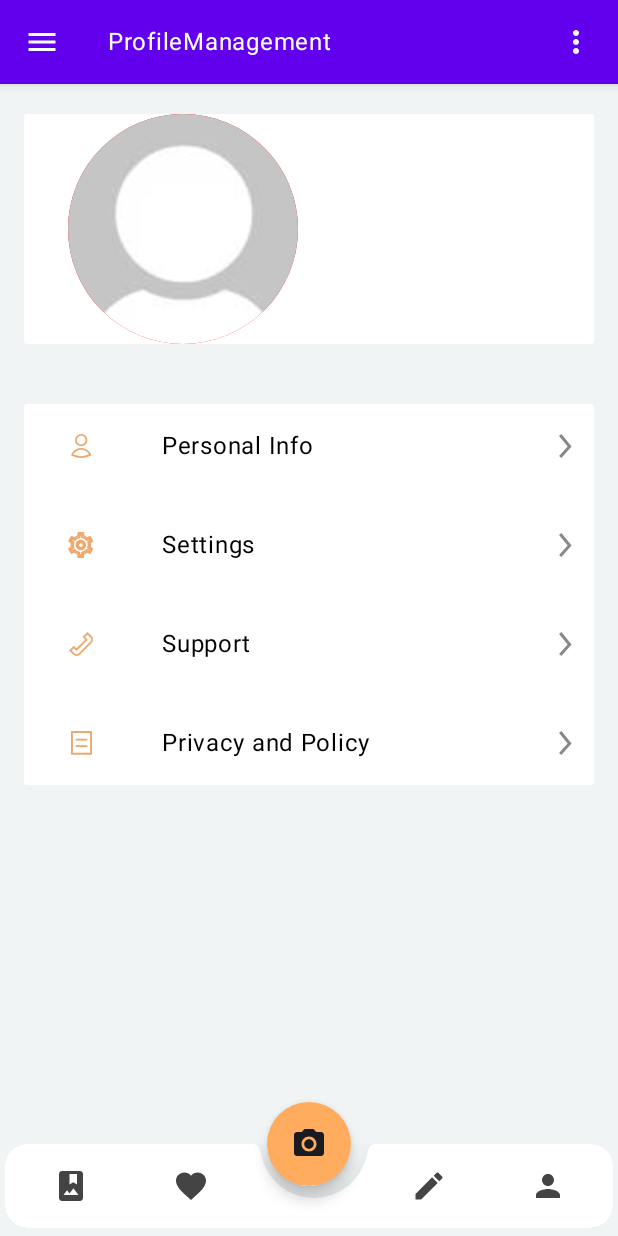
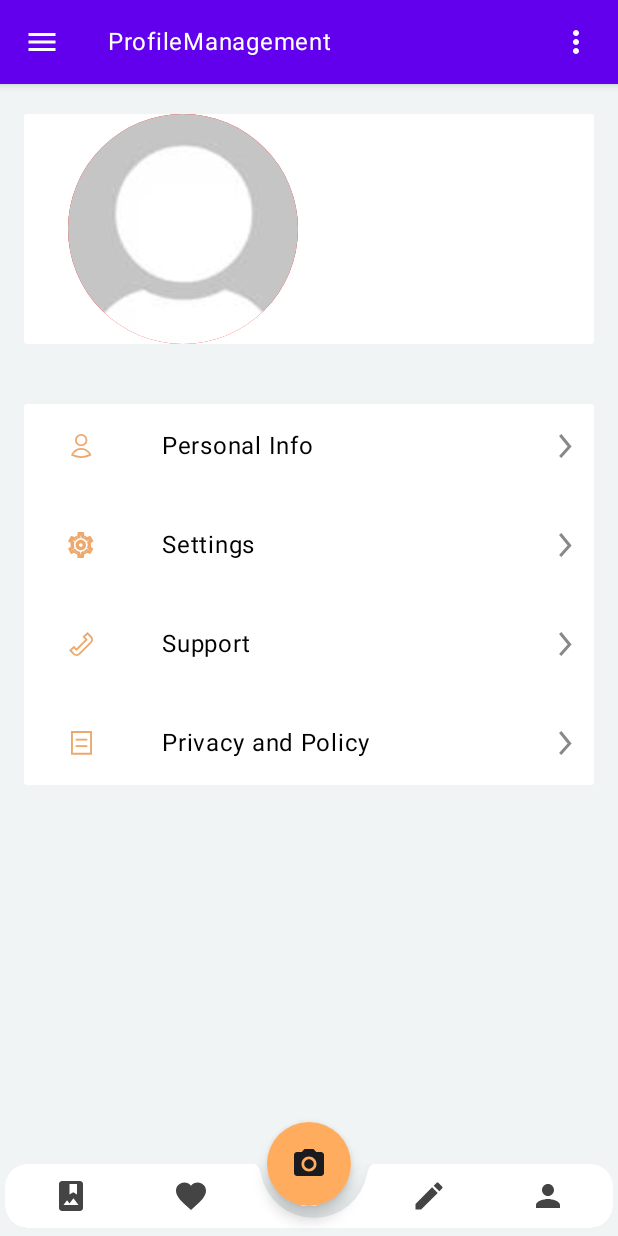
Before and after one commit to adi865/ImageGalleryProject, an Android app built with Jetpack Compose: the composable ProfileManagement shown on its own in the app's theme, on a phone screen of 412 x 824 dp. Run offline under Robolectric (Android 15) with nearby library versions, the phone set to English and light mode, and no system bars; our stand-ins replace Firebase (no records; nobody signed in at launch, a user with empty details on screens opened directly), Picasso, livedata-compose; libraries missing offline, so code that uses them is left out: org.checkerframework.common; pictures from the network do not load; 1 statement that could not run was skipped.

Commit message:
Making FloatingActionButton, TopBar and BottomBar reusable

```diff
--- a/app/src/main/java/com/example/imagegalleryproject/navgraphs/NavGraph.kt
+++ b/app/src/main/java/com/example/imagegalleryproject/navgraphs/NavGraph.kt
@@ -27,7 +27,8 @@ fun SetupNavGraph(navController: NavHostController) {
             composable(Pages.Gallery.route) {
                 GalleryPage(navController = navController)
             }
-            composable(PagesWithIconAndTitles.Favorites.route) { FavoriteImagesPage(navController = navController)
+            composable(PagesWithIconAndTitles.Favorites.route) {
+                FavoriteImagesPage(navController = navController)
             }
 
             composable(PagesWithIconAndTitles.ProfileManagement.route) {
--- a/app/src/main/java/com/example/imagegalleryproject/ui/pages/ProfileManagement.kt
+++ b/app/src/main/java/com/example/imagegalleryproject/ui/pages/ProfileManagement.kt
@@ -47,6 +47,7 @@ import com.example.imagegalleryproject.ui.MainActivity
 import com.example.imagegalleryproject.ui.drawerlayout.DrawerBody
 import com.example.imagegalleryproject.ui.drawerlayout.DrawerHeader
 import com.example.imagegalleryproject.viewmodel.UserInfoViewModel
+import com.example.imagegalleryproject.widgets.FAB
 import com.google.android.gms.tasks.OnSuccessListener
 import com.google.firebase.auth.FirebaseAuth
 import com.google.firebase.storage.FirebaseStorage
@@ -101,17 +102,7 @@ fun ProfileManagement(
                     TopBar(title = "ProfileManagement", drawerState = drawerState, navController = navController)
                 },
                 floatingActionButton = {
-                    androidx.compose.material.FloatingActionButton(
-                        onClick = {
-                            (context as? MainActivity)?.requestCameraPermission()
-                        },
-                        backgroundColor = Color(0xFFFFAC5F),
-                    ) {
-                        Icon(
-                            painter = painterResource(R.drawable.baseline_photo_camera_24),
-                            contentDescription = "fab"
-                        )
-                    }
+                    FAB()
                 },
                 isFloatingActionButtonDocked = true,
                 floatingActionButtonPosition = FabPosition.Center,
--- a/app/src/main/java/com/example/imagegalleryproject/BottomBar/BottomBar.kt
+++ b/app/src/main/java/com/example/imagegalleryproject/widgets/BottomBar.kt
@@ -29,6 +29,7 @@ fun BottomBar(navController: NavController) {
         backgroundColor = Color.White,
         cutoutShape = CircleShape,
         modifier = Modifier
+            .height(48.dp)
             .padding(start = 3.dp, end = 3.dp, bottom = 5.dp)
             .clip(RoundedCornerShape(15.dp))
     ) {
--- /dev/null
+++ b/app/src/main/java/com/example/imagegalleryproject/widgets/FloatingActionButton.kt
@@ -0,0 +1,25 @@
+package com.example.imagegalleryproject.widgets
+
+import androidx.compose.material3.Icon
+import androidx.compose.runtime.Composable
+import androidx.compose.ui.graphics.Color
+import androidx.compose.ui.platform.LocalContext
+import androidx.compose.ui.res.painterResource
+import com.example.imagegalleryproject.R
+import com.example.imagegalleryproject.ui.MainActivity
+
+@Composable
+fun FAB() {
+    val context = LocalContext.current
+    androidx.compose.material.FloatingActionButton(
+        onClick = {
+            (context as? MainActivity)?.requestCameraPermission()
+        },
+        backgroundColor = Color(0xFFFFAC5F),
+    ) {
+        Icon(
+            painter = painterResource(R.drawable.baseline_photo_camera_24),
+            contentDescription = "fab"
+        )
+    }
+}
```
Also changed, not shown: app/src/main/java/com/example/imagegalleryproject/ui/pages/FavoriteImagesPage.kt (+2 -11 lines), app/src/main/java/com/example/imagegalleryproject/ui/pages/GalleryPage.kt (+5 -25 lines), app/src/main/java/com/example/imagegalleryproject/util/Utilities.kt (+11 -0 lines), app/src/main/java/com/example/imagegalleryproject/widgets/ContextualTopBar.kt (renamed from app/src/main/java/com/example/imagegalleryproject/ui/AppBar/ContextualTopBar.kt), app/src/main/java/com/example/imagegalleryproject/widgets/TopBar.kt (renamed from app/src/main/java/com/example/imagegalleryproject/ui/AppBar/TopBar.kt).
